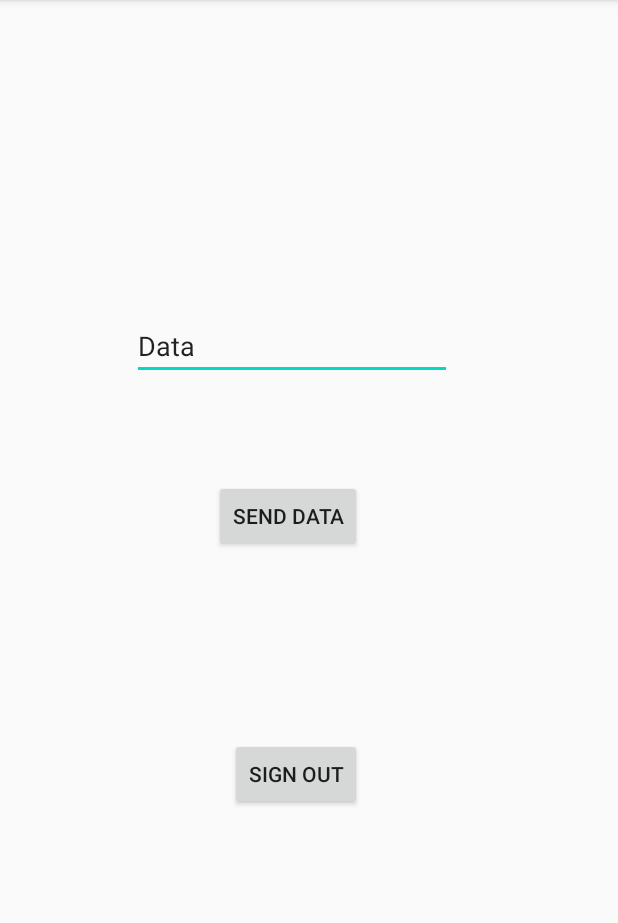
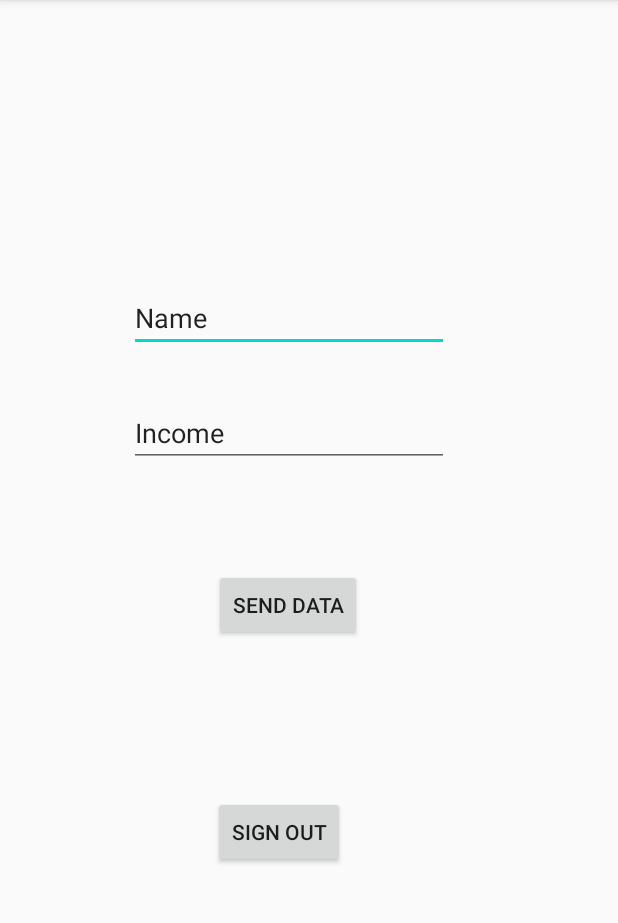
Before and after one commit to ayan-biswas0412/FirebaseApp, an Android app: the ProfileActivity screen opened directly, with no data from a screen before it, on a phone screen of 412 x 824 dp, the part 84-1007 px from its top. Run offline under Robolectric (Android 15) with nearby library versions, the phone set to English and light mode, and no system bars; our stand-ins replace Firebase (no records; nobody signed in at launch, a user with empty details on screens opened directly); libraries missing offline, so code that uses them is left out: com.firebase.ui.

Commit message:
initial version done

```diff
--- a/app/src/main/java/com/example/firebaseapp/Data.kt
+++ b/app/src/main/java/com/example/firebaseapp/Data.kt
@@ -1,3 +1,3 @@
 package com.example.firebaseapp
 
-class Data (val id: String?, val name: String)
+class Data (val name: String,var income: String)
--- a/app/src/main/java/com/example/firebaseapp/MainActivity.kt
+++ b/app/src/main/java/com/example/firebaseapp/MainActivity.kt
@@ -49,7 +49,10 @@ class MainActivity : AppCompatActivity() {
             if (resultCode == Activity.RESULT_OK) {
                 val user = FirebaseAuth.getInstance().currentUser
                 Toast.makeText(this, ""+user!!.email,Toast.LENGTH_SHORT).show()
-                Sign_out.isEnabled = true
+                /*Sign_out.isEnabled = true*/
+                var startIntent = Intent(applicationContext, ProfileActivity::class.java)
+                startActivity(startIntent)
+                finish()
 
             }
 
--- a/app/src/main/java/com/example/firebaseapp/ProfileActivity.kt
+++ b/app/src/main/java/com/example/firebaseapp/ProfileActivity.kt
@@ -1,32 +1,34 @@
 package com.example.firebaseapp
 
+import android.content.Intent
 import androidx.appcompat.app.AppCompatActivity
 import android.os.Bundle
 import android.widget.Button
 import android.widget.EditText
 import android.widget.Toast
 import com.firebase.ui.auth.AuthUI
+import com.google.firebase.auth.FirebaseAuth
 import com.google.firebase.database.FirebaseDatabase
 import kotlinx.android.synthetic.main.activity_main.*
+import kotlinx.android.synthetic.main.activity_profile.*
 
 class ProfileActivity : AppCompatActivity() {
     lateinit var editText: EditText
+    lateinit var editTextIncome: EditText
     lateinit var buttonSave: Button
     lateinit var button: Button
-    lateinit var providers: List<AuthUI.IdpConfig>
-    val MY_REQUEST_CODE: Int = 1994
+
 
     override fun onCreate(savedInstanceState: Bundle?) {
         super.onCreate(savedInstanceState)
-        Sign_out.isEnabled = true
+       /* Sign_out.isEnabled = true*/
         setContentView(R.layout.activity_profile)
-        providers = listOf<AuthUI.IdpConfig>(
-            AuthUI.IdpConfig.EmailBuilder().build(),
-            AuthUI.IdpConfig.GoogleBuilder().build()
 
-        )
         editText = findViewById(R.id.data_input)
-        buttonSave = findViewById(R.id.send_data)
+        editTextIncome = findViewById(R.id.data_income)
+
+
+        buttonSave = findViewById(R.id.send_data2)
         button = findViewById(R.id.Sign_out)
 
         buttonSave.setOnClickListener {
@@ -37,15 +39,15 @@ class ProfileActivity : AppCompatActivity() {
             logout()
         }
 
-        Sign_out.setOnClickListener{
+        /*Sign_out.setOnClickListener{
             AuthUI.getInstance().signOut(this@ProfileActivity).addOnCompleteListener{
                 Sign_out.isEnabled= false
-                showSignInOptions()
+
             }
                 .addOnFailureListener {
                         e-> Toast.makeText(this@ProfileActivity,e.message,Toast.LENGTH_SHORT).show()
                 }
-        }
+        }*/
 
 
     }
@@ -56,8 +58,10 @@ class ProfileActivity : AppCompatActivity() {
             .addOnCompleteListener {
                 // ...
                 AuthUI.getInstance().signOut(this@ProfileActivity).addOnCompleteListener{
-                    Sign_out.isEnabled= false
-                    showSignInOptions()
+                    /*Sign_out.isEnabled= false*/
+                    var startIntent = Intent(applicationContext, MainActivity::class.java)
+                    startActivity(startIntent)
+                    finish()
                 }
                     .addOnFailureListener {
                             e-> Toast.makeText(this@ProfileActivity,e.message,Toast.LENGTH_SHORT).show()
@@ -67,29 +71,33 @@ class ProfileActivity : AppCompatActivity() {
 
 
     private fun saveData() {
+
         val name = editText.text.toString().trim()
-
+        var income = editTextIncome.text.toString().trim()
 
         if (name.isEmpty()) {
             editText.error = "Please enter a data"
         }
 
         val ref = FirebaseDatabase.getInstance().getReference("data")
-        val dataid = ref.push().key
+        val dataId = ref.push().key
+        val user = FirebaseAuth.getInstance().currentUser
+        val useruid = user?.uid
+        val data = Data(name, income = income)
 
-        val data = Data(dataid, name)
+        if (dataId != null) {
 
-        if (dataid != null) {
-            ref.child(dataid).setValue(data).addOnCanceledListener {
-                Toast.makeText(applicationContext, "Data Saved Successfully", Toast.LENGTH_LONG)
-                    .show()
+            if (useruid != null) {
+                ref.child(useruid).setValue(data).addOnCompleteListener{
+                    Toast.makeText(applicationContext, "Data Saved Successfully", Toast.LENGTH_SHORT)
+                        .show()
 
+
+                }
             }
         }
 
 
     }
-    private fun showSignInOptions(){
-        startActivityForResult(AuthUI.getInstance().createSignInIntentBuilder().setAvailableProviders(providers).build(),MY_REQUEST_CODE)
-    }
+
 }
--- a/app/src/main/res/layout/activity_profile.xml
+++ b/app/src/main/res/layout/activity_profile.xml
@@ -10,43 +10,54 @@
         android:id="@+id/Sign_out"
         android:layout_width="wrap_content"
         android:layout_height="wrap_content"
-        android:layout_marginTop="492dp"
         android:layout_marginBottom="96dp"
         android:enabled="true"
         android:text="Sign Out"
-        app:layout_constraintBottom_toTopOf="@+id/textView"
+        app:layout_constraintBottom_toBottomOf="parent"
         app:layout_constraintEnd_toEndOf="parent"
-        app:layout_constraintHorizontal_bias="0.473"
+        app:layout_constraintHorizontal_bias="0.439"
         app:layout_constraintStart_toStartOf="parent"
         app:layout_constraintTop_toTopOf="parent"
-        app:layout_constraintVertical_bias="1.0" />
+        app:layout_constraintVertical_bias="0.85" />
 
     <Button
         android:id="@+id/send_data2"
         android:layout_width="wrap_content"
         android:layout_height="wrap_content"
-        android:layout_marginTop="320dp"
-        android:layout_marginBottom="32dp"
         android:text="Send Data"
-        app:layout_constraintBottom_toTopOf="@+id/textView"
+        app:layout_constraintBottom_toBottomOf="parent"
         app:layout_constraintEnd_toEndOf="parent"
         app:layout_constraintHorizontal_bias="0.455"
         app:layout_constraintStart_toStartOf="parent"
         app:layout_constraintTop_toTopOf="parent"
-        app:layout_constraintVertical_bias="0.51" />
+        app:layout_constraintVertical_bias="0.527" />
 
     <EditText
         android:id="@+id/data_input"
         android:layout_width="wrap_content"
         android:layout_height="wrap_content"
-        android:layout_marginTop="208dp"
         android:ems="10"
         android:inputType="textPersonName"
-        android:text="Data"
-        app:layout_constraintBottom_toTopOf="@+id/send_data"
+        android:text="Name"
+        app:layout_constraintBottom_toBottomOf="parent"
         app:layout_constraintEnd_toEndOf="parent"
-        app:layout_constraintHorizontal_bias="0.444"
+        app:layout_constraintHorizontal_bias="0.434"
         app:layout_constraintStart_toStartOf="parent"
         app:layout_constraintTop_toTopOf="parent"
-        app:layout_constraintVertical_bias="0.844" />
+        app:layout_constraintVertical_bias="0.262" />
+
+    <EditText
+        android:id="@+id/data_income"
+        android:layout_width="wrap_content"
+        android:layout_height="wrap_content"
+        android:ems="10"
+        android:inputType="textPersonName"
+        android:text="Income"
+        app:layout_constraintBottom_toBottomOf="parent"
+        app:layout_constraintEnd_toEndOf="parent"
+        app:layout_constraintHorizontal_bias="0.434"
+        app:layout_constraintStart_toStartOf="parent"
+        app:layout_constraintTop_toTopOf="parent"
+        app:layout_constraintVertical_bias="0.368" />
+
 </androidx.constraintlayout.widget.ConstraintLayout>
```
Also changed, not shown: 1 other file.
